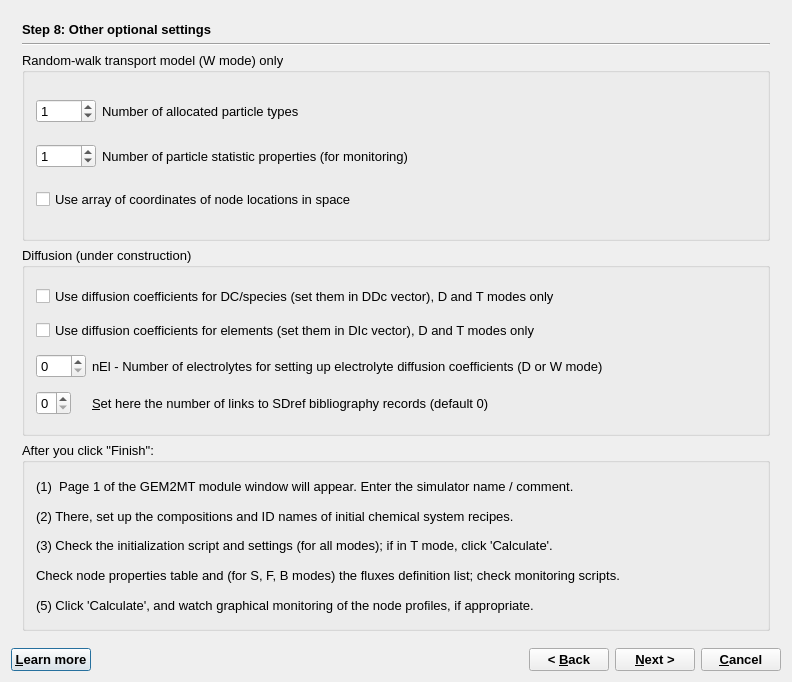
Old version of the form GUI/Dialogs4/GEM2MTWizard4.ui in the repository gemshub/GEMSGUI.
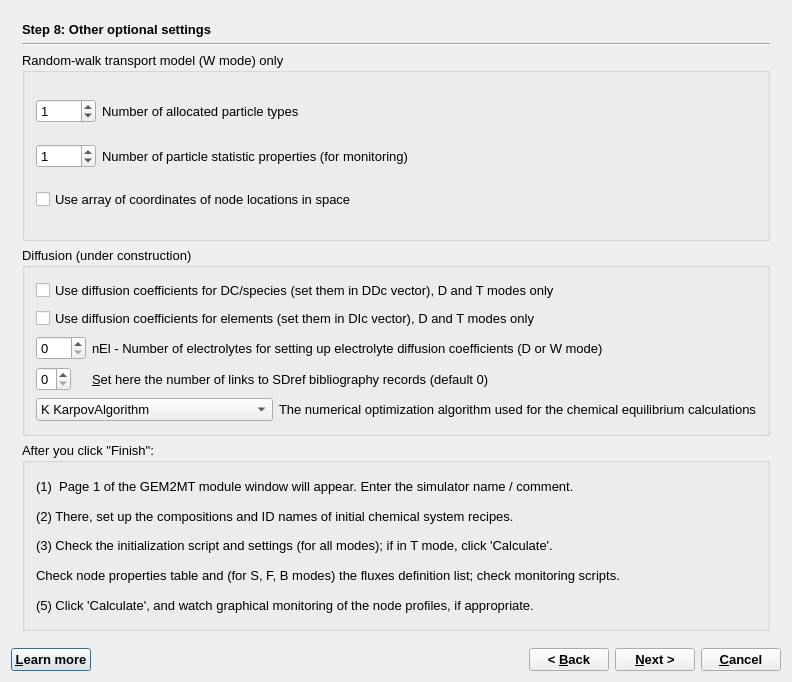
New version of the form. The open tabs and pages were chosen to show the change.

Commit message: Added selection of one of NextGEM numerical methods into (i) menu "Calculate" of Singe System Dialog; (ii) Process remake wizard; (iii) GEM2MT remake wizard

What changed in the file:
```diff
--- a/GUI/Dialogs4/GEM2MTWizard4.ui
+++ b/GUI/Dialogs4/GEM2MTWizard4.ui
@@ -2029,14 +2029,14 @@
           <string>Diffusion (under construction)</string>
          </property>
          <layout class="QGridLayout" name="gridLayout_8">
-          <item row="0" column="0" colspan="2">
+          <item row="0" column="0" colspan="3">
            <widget class="QCheckBox" name="c_PsDDc">
             <property name="text">
              <string>Use diffusion coefficients for DC/species (set them in DDc vector), D and T modes only</string>
             </property>
            </widget>
           </item>
-          <item row="1" column="0" colspan="2">
+          <item row="1" column="0" colspan="3">
            <widget class="QCheckBox" name="c_PsDIc">
             <property name="text">
              <string>Use diffusion coefficients for elements (set them in DIc vector), D and T modes only</string>
@@ -2065,7 +2065,7 @@
             </property>
            </widget>
           </item>
-          <item row="2" column="1">
+          <item row="2" column="1" colspan="2">
            <widget class="QLabel" name="TextLabel1_2_2_2_2_2_2">
             <property name="text">
              <string>nEl - Number of electrolytes for setting up electrolyte diffusion coefficients (D or W mode)</string>
@@ -2094,7 +2094,7 @@
             </property>
            </widget>
           </item>
-          <item row="3" column="1">
+          <item row="3" column="1" colspan="2">
            <widget class="QLabel" name="textLabel11">
             <property name="text">
              <string>&amp;Set here the number of links to SDref bibliography records (default 0)</string>
@@ -2107,6 +2107,32 @@
             </property>
            </widget>
           </item>
+          <item row="4" column="0" colspan="2">
+           <widget class="QComboBox" name="boxAlg">
+            <item>
+             <property name="text">
+              <string>K KarpovAlgorithm</string>
+             </property>
+            </item>
+            <item>
+             <property name="text">
+              <string>O IpoptAlgorithm</string>
+             </property>
+            </item>
+            <item>
+             <property name="text">
+              <string>N IpnewtonAlgorithm</string>
+             </property>
+            </item>
+           </widget>
+          </item>
+          <item row="4" column="2">
+           <widget class="QLabel" name="label_28">
+            <property name="text">
+             <string>The numerical optimization algorithm used for the chemical equilibrium calculations</string>
+            </property>
+           </widget>
+          </item>
          </layout>
         </widget>
        </item>
```
Left out of the diff: 4 changed lines with no effect on the pictures. The commit also changes 20 other files.
